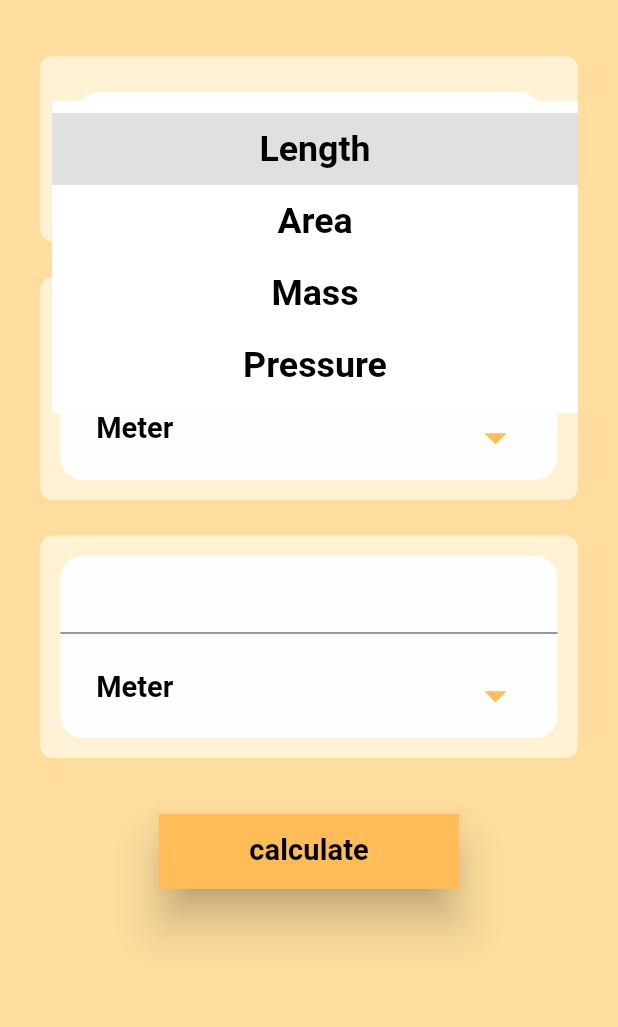
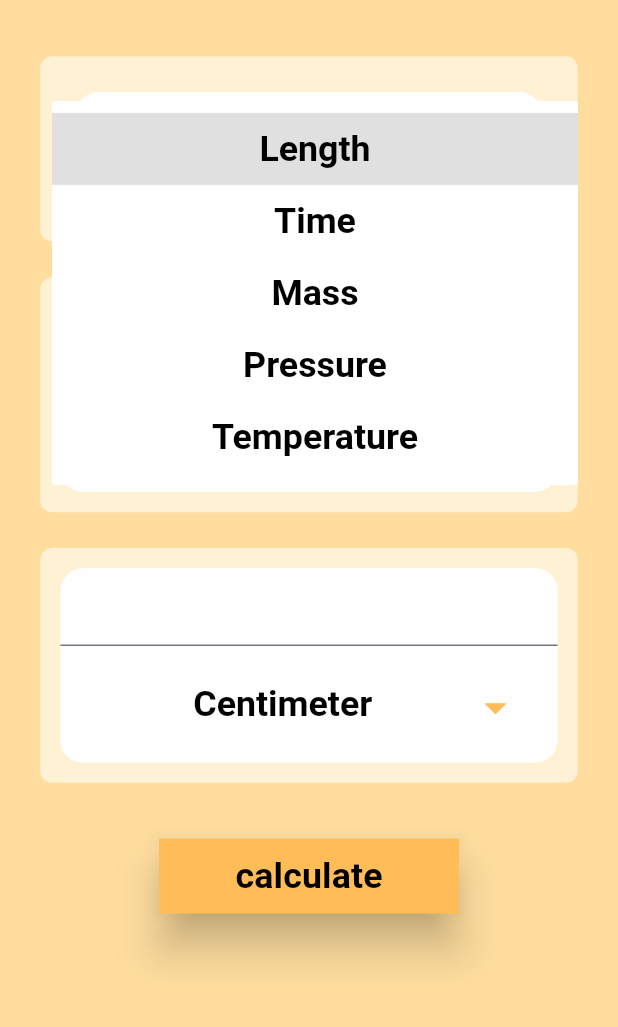
Before and after one commit to sarwataijaz/unit_converter, a Flutter app: the screen it shows after launch, after a tap on "Length", on a phone screen of 412 x 824 dp, the part 159-1186 px from its top. Run offline on Flutter 3.47's test engine with Material 3 defaults, Android fonts, the phone set to English and light mode, and no system bars; our stand-ins replace google_fonts, responsive_sizer; Roboto replaces fonts that are missing (Actor).

Commit message:
phull ui completed, calculationlogic needed

```diff
--- a/lib/main.dart
+++ b/lib/main.dart
@@ -35,9 +35,17 @@ class MyHomePage extends StatefulWidget {
 
 class _MyHomePageState extends State<MyHomePage> {
   String _selectedUnitValue = 'Length';
-  String _selectedLengthValue = 'Meter';
+  String _selectedSubUnitValue1 = 'Meter';
+  String _selectedSubUnitValue2 = 'Centimeter';
 
-  List<String> _allUnits = ['Length', 'Area', 'Mass', 'Pressure'];
+  List<String> _allUnits = [
+    'Length',
+    'Time',
+    'Mass',
+    'Pressure',
+    'Temperature'
+  ];
+
   List<String> _lengthUnits = [
     'Meter',
     'Centimeter',
@@ -45,11 +53,82 @@ class _MyHomePageState extends State<MyHomePage> {
     'Kilometer'
   ];
 
+  List<String> _massUnits = [
+    'Kilogram',
+    'Gram',
+    'Milligram',
+    'Pound'
+  ];
+
+  List<String> _pressureUnits = [
+    'Standard Atmosphere',
+    'Pascal',
+    'Torr',
+    'Pound Per Square Inch',
+  ];
+
+  List<String> _timeUnits = [
+    'Hour',
+    'Second',
+    'Millisecond',
+    'Microsecond',
+    'Day',
+    'Week'
+  ];
+
+  List<String> _temperatureUnits = [
+    'Degree Celsius',
+    'Fahrenheit',
+    'Kelvin',
+  ];
+
+  List<String> _currentList = [''];
+
+  @override
+  void initState() {
+    super.initState();
+    _currentList = _lengthUnits;
+    _selectedUnitValue = 'Length';
+    _selectedSubUnitValue1 = _currentList[0];
+    _selectedSubUnitValue2 = _currentList[1]; // Ensure this is valid for initial load
+  }
+
+  void _checkUnits(String value) {
+
+    if (value == 'Mass') {
+      setState(() {
+        _currentList = _massUnits;
+      });
+    } else if(value == 'Time') {
+      setState(() {
+        _currentList = _timeUnits;
+      });
+    } else if(value == 'Pressure') {
+      setState(() {
+        _currentList = _pressureUnits;
+      });
+    } else if(value == 'Temperature') {
+      setState(() {
+        _currentList = _temperatureUnits;
+      });
+    } else {
+      setState(() {
+        _currentList = _lengthUnits;
+      });
+    }
+    print("List: $_currentList");
+    _selectedSubUnitValue1 = _currentList[0];
+    print(_selectedSubUnitValue1);
+    _selectedSubUnitValue2 = _currentList[1];
+    print(_selectedSubUnitValue2);
+  }
+
   @override
   Widget build(BuildContext context) {
     final screenWidth = MediaQuery.of(context).size.width;
     final screenHeight = MediaQuery.of(context).size.height;
 
+     print("Start: $_currentList");
     return Scaffold(
       backgroundColor: Color(0xFFFEDD9E),
       body: SingleChildScrollView(
@@ -144,6 +223,7 @@ class _MyHomePageState extends State<MyHomePage> {
                             onChanged: (String? value) {
                               setState(() {
                                 _selectedUnitValue = value!;
+                                _checkUnits(_selectedUnitValue);
                               });
                             },
                             isExpanded: true,
@@ -176,7 +256,7 @@ class _MyHomePageState extends State<MyHomePage> {
                       children: [
                         Container(
                           width: screenWidth,
-                          height: 18.h,
+                          height: 19.h,
                           decoration: BoxDecoration(
                               shape: BoxShape.rectangle,
                               borderRadius: BorderRadius.circular(8.0),
@@ -206,12 +286,12 @@ class _MyHomePageState extends State<MyHomePage> {
                                   ),
                                   Expanded(
                                     child: DropdownButton(
-                                      value: _selectedLengthValue,
+                                      value: _selectedSubUnitValue1,
                                       elevation: 10,
                                       style: TextStyle(color: Colors.black),
                                       onChanged: (String? value) {
                                         setState(() {
-                                          _selectedLengthValue = value!;
+                                          _selectedSubUnitValue1 = value!;
                                         });
                                       },
                                       isExpanded: true,
@@ -221,17 +301,16 @@ class _MyHomePageState extends State<MyHomePage> {
                                       underline: Container(),
                                       // Remove the underline
                                       dropdownColor: Colors.white,
-                                      items: _lengthUnits.map((String value) {
+                                      items: _currentList.map((String value) {
+                                        print(_currentList);
                                         return DropdownMenuItem(
                                           value: value,
-                                          child: Align(
-                                              alignment: Alignment.centerLeft,
+                                          child: Center(
                                               child: Text(value,
                                                   style: GoogleFonts.actor(
-                                                      textStyle: TextStyle(
-                                                          fontSize: 18.sp),
-                                                      fontWeight:
-                                                          FontWeight.bold))),
+                                                      textStyle:
+                                                      TextStyle(fontSize: 20.sp),
+                                                      fontWeight: FontWeight.bold))),
                                         );
                                       }).toList(),
                                     ),
@@ -245,7 +324,7 @@ class _MyHomePageState extends State<MyHomePage> {
                           padding: EdgeInsets.only(top: 20.sp),
                           child: Container(
                             width: screenWidth,
-                            height: 18.h,
+                            height: 19.h,
                             decoration: BoxDecoration(
                                 shape: BoxShape.rectangle,
                                 borderRadius: BorderRadius.circular(8.0),
@@ -275,12 +354,12 @@ class _MyHomePageState extends State<MyHomePage> {
                                     ),
                                     Expanded(
                                       child: DropdownButton(
-                                        value: _selectedLengthValue,
+                                        value: _selectedSubUnitValue2,
                                         elevation: 10,
                                         style: TextStyle(color: Colors.black),
                                         onChanged: (String? value) {
                                           setState(() {
-                                            _selectedLengthValue = value!;
+                                            _selectedSubUnitValue2 = value!;
                                           });
                                         },
                                         isExpanded: true,
@@ -290,17 +369,15 @@ class _MyHomePageState extends State<MyHomePage> {
                                         underline: Container(),
                                         // Remove the underline
                                         dropdownColor: Colors.white,
-                                        items: _lengthUnits.map((String value) {
+                                        items: _currentList.map((String value) {
                                           return DropdownMenuItem(
                                             value: value,
-                                            child: Align(
-                                                alignment: Alignment.centerLeft,
+                                            child: Center(
                                                 child: Text(value,
                                                     style: GoogleFonts.actor(
-                                                        textStyle: TextStyle(
-                                                            fontSize: 18.sp),
-                                                        fontWeight:
-                                                            FontWeight.bold))),
+                                                        textStyle:
+                                                        TextStyle(fontSize: 20.sp),
+                                                        fontWeight: FontWeight.bold))),
                                           );
                                         }).toList(),
                                       ),
@@ -317,7 +394,7 @@ class _MyHomePageState extends State<MyHomePage> {
                             child: Text("calculate",
                                 style: GoogleFonts.actor(
                                     textStyle: TextStyle(
-                                        fontSize: 18.sp),
+                                        fontSize: 20.sp),
                                     fontWeight:
                                     FontWeight.bold,
                                   color: Colors.black
```
